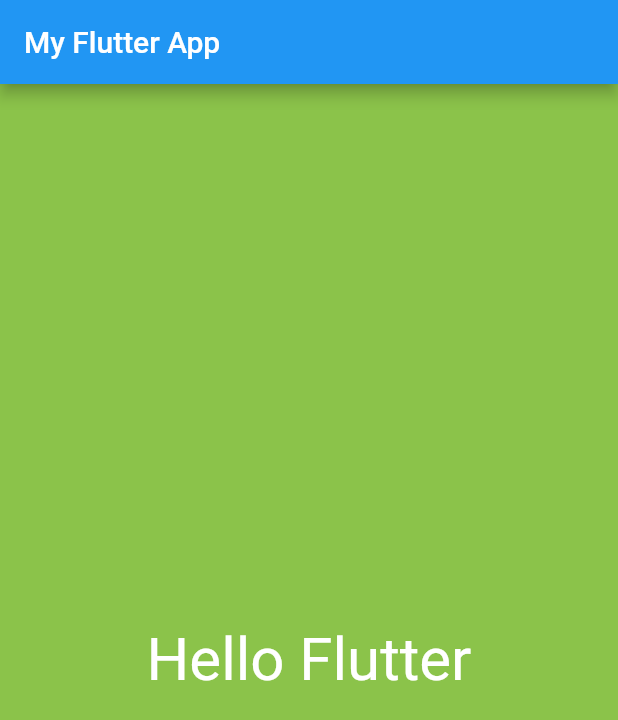
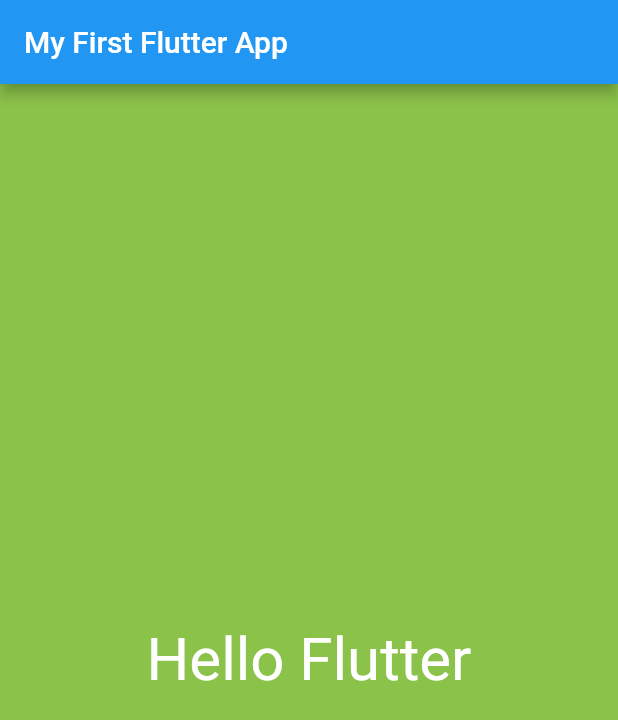
Before and after one commit to just2click/flutter_demo, a Flutter app: the screen it shows after launch, on a phone screen of 412 x 824 dp. Shown: the top 720 px of the screen. Run offline on Flutter 3.47's test engine with Material 2 defaults, Android fonts, the phone set to English and light mode, and no system bars.

Commit message:
Added file (#2)

```diff
--- /dev/null
+++ b/flutter_app/lib/app_screens/home_screen.dart
@@ -0,0 +1,21 @@
+import "package:flutter/material.dart";
+
+class HomePage extends StatelessWidget {
+  @override
+  Widget build(BuildContext context) {
+    // TODO: implement build
+    return
+      new Material(
+        color: Colors.lightGreen,
+        child:
+        Center(
+            child: Text(
+              "Hello Flutter",
+              textDirection: TextDirection.ltr,
+              style: TextStyle(color: Colors.white, fontSize: 40.0),
+            )
+        )
+    );
+    throw UnimplementedError();
+  }
+}
--- a/flutter_app/lib/main.dart
+++ b/flutter_app/lib/main.dart
@@ -1,27 +1,22 @@
 import "package:flutter/material.dart";
+import './app_screens/home_screen.dart';
 
-void main () {
+// Fat Arrow to shorten code, called Function Expression
+void main () => runApp(MyFlutterApp());
 
-  runApp(
-
-    new MaterialApp(
-      title: "My Flutter App",
-      home: new Scaffold(
-        appBar: AppBar(title: Text("My Flutter App")),
-        body:
-        new Material(
-            color: Colors.lightGreen,
-            child:
-            Center(
-                child: Text(
-                  "Hello Flutter",
-                  textDirection: TextDirection.ltr,
-                  style: TextStyle(color: Colors.white, fontSize: 40.0),
-                )
-            )
-        )
-      )
-    )
-
-  );
+class MyFlutterApp extends StatelessWidget {
+  @override
+  Widget build(BuildContext context) {
+    // TODO: implement build
+    return
+      new MaterialApp(
+          debugShowCheckedModeBanner: false,
+          title: "My Flutter App",
+          home: Scaffold(
+            appBar: AppBar(title: Text('My First Flutter App')),
+            body: HomePage(),
+          )
+      );
+    throw UnimplementedError();
+  }
 }
```
